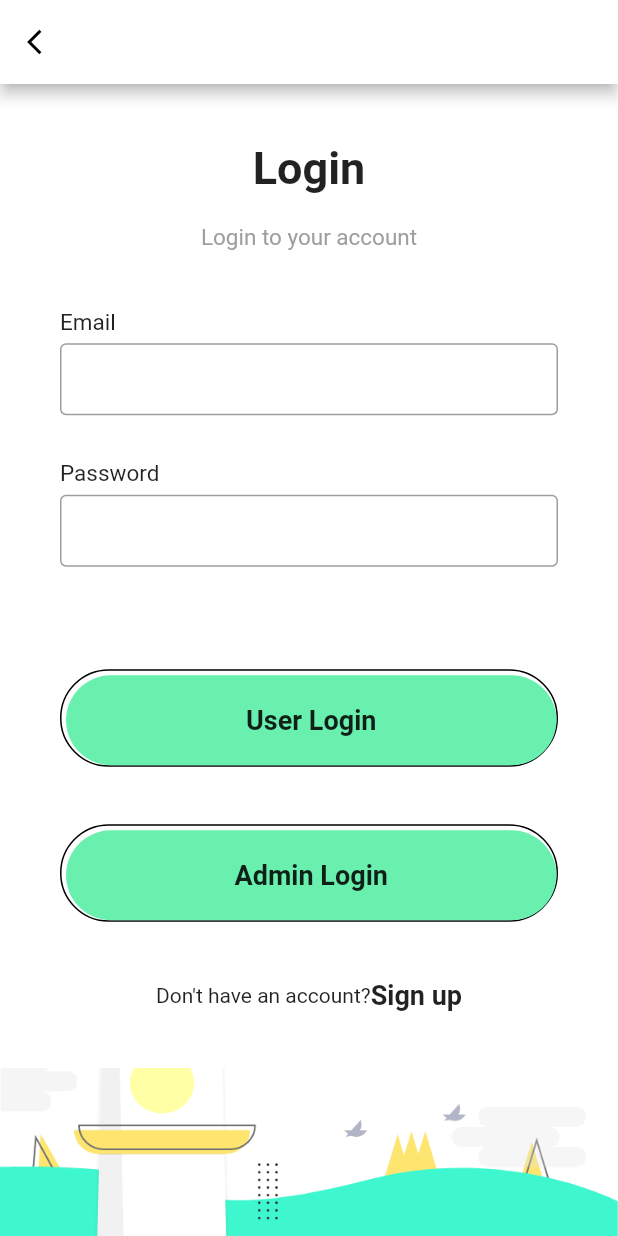
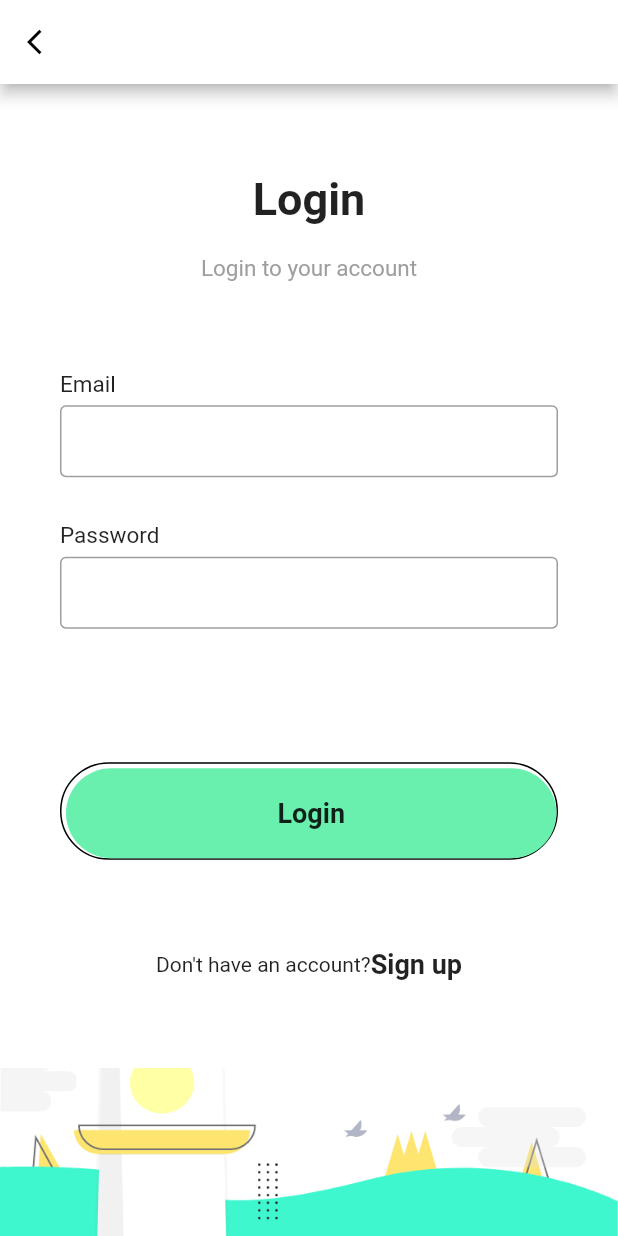
Before and after one commit to kanishkaviraj12/cinema_new, a Flutter app: the screen it shows after launch, after a tap on "Login", on a phone screen of 412 x 824 dp. Run offline on Flutter 3.47's test engine with Material 2 defaults, Android fonts, the phone set to English and light mode, and no system bars; our stand-ins replace cached_network_image, cloud_firestore, firebase_auth, firebase_core, google_fonts, image_picker and 1 more; accounts and stored records are empty.

Commit message:
sign in and login validate

```diff
--- a/lib/login.dart
+++ b/lib/login.dart
@@ -1,22 +1,87 @@
-//ignore_for_file: deprecated_member_use
 import 'package:cinema_new/Admin/Admin.dart';
 import 'package:cinema_new/User/main_page.dart';
-import 'package:cinema_new/signup.dart';
 import 'package:flutter/material.dart';
 import 'package:flutter/services.dart';
+import 'package:firebase_auth/firebase_auth.dart';
+import 'package:flutter/foundation.dart';
 
 class LoginPage extends StatefulWidget {
-  final VoidCallback showRejisterPage;
-  const LoginPage(
-      {super.key,
-      required this.showRejisterPage,
-      required Null Function() SignupPage});
+  final VoidCallback showRegisterPage;
+
+  const LoginPage({
+    Key? key,
+    required this.showRegisterPage, required Null Function() SignupPage, required Null Function() showRejisterPage,
+  }) : super(key: key);
 
   @override
-  State<LoginPage> createState() => _LoginPageState();
+  _LoginPageState createState() => _LoginPageState();
 }
 
 class _LoginPageState extends State<LoginPage> {
+  final TextEditingController _emailController = TextEditingController();
+  final TextEditingController _passwordController = TextEditingController();
+  final FirebaseAuth _auth = FirebaseAuth.instance;
+
+  Future<void> _loginUser() async {
+    final String email = _emailController.text.trim();
+    final String password = _passwordController.text.trim();
+
+    if (email.isEmpty || password.isEmpty) {
+      _showSnackBar('Please enter email and password');
+      return;
+    }
+
+    if (!email.contains('@') || !email.endsWith('.com')) {
+      _showSnackBar('Invalid email format');
+      return;
+    }
+
+    // Add your database validation logic here to check if the password matches
+
+    try {
+      final UserCredential userCredential =
+          await _auth.signInWithEmailAndPassword(
+        email: email,
+        password: password,
+      );
+
+      final User? user = userCredential.user;
+      if (user != null) {
+        _showSnackBar('User signed in successfully: ${user.uid}');
+
+        if (kDebugMode) {
+          print('User signed in successfully: ${user.uid}');
+        }
+
+        // Check if the user is an admin
+        if (user.email == 'admin@gmail.com') {
+          Navigator.push(
+            context,
+            MaterialPageRoute(builder: (context) => Admin()),
+          );
+        } else {
+          Navigator.push(
+            context,
+            MaterialPageRoute(builder: (context) => MainPage()),
+          );
+        }
+      }
+    } catch (e) {
+      // Handle login errors
+      print('Login error: $e');
+      _showSnackBar('Login failed. Please try again.');
+    }
+  }
+
+  void _showSnackBar(String message) {
+    ScaffoldMessenger.of(context).showSnackBar(
+      SnackBar(
+        content: Text(message),
+        duration: Duration(seconds: 2),
+      ),
+    );
+  }
+
   @override
   Widget build(BuildContext context) {
     return Scaffold(
@@ -40,7 +105,6 @@ class _LoginPageState extends State<LoginPage> {
         child: SizedBox(
           height: MediaQuery.of(context).size.height - 50,
           width: double.infinity,
-          //padding: const EdgeInsets.symmetric(horizontal: 40),
           child: Column(
             mainAxisAlignment: MainAxisAlignment.spaceBetween,
             children: [
@@ -53,11 +117,11 @@ class _LoginPageState extends State<LoginPage> {
                         Text(
                           "Login",
                           style: TextStyle(
-                              fontSize: 30, fontWeight: FontWeight.bold),
+                            fontSize: 30,
+                            fontWeight: FontWeight.bold,
                           ),
-                        SizedBox(
-                          height: 20,
                         ),
+                        SizedBox(height: 20),
                         Text(
                           "Login to your account",
                           style: TextStyle(fontSize: 15, color: Colors.grey),
@@ -68,8 +132,13 @@ class _LoginPageState extends State<LoginPage> {
                       padding: const EdgeInsets.symmetric(horizontal: 40),
                       child: Column(
                         children: [
-                          makeinput(label: "Email"),
-                          makeinput(label: "Password", obscureText: true),
+
+                          makeInput(
+                              label: "Email", controller: _emailController),
+                          makeInput(
+                              label: "Password",
+                              obscureText: true,
+                              controller: _passwordController),
                         ],
                       ),
                     ),
@@ -84,71 +153,39 @@ class _LoginPageState extends State<LoginPage> {
                             top: BorderSide(color: Colors.black),
                             left: BorderSide(color: Colors.black),
                             right: BorderSide(color: Colors.black),
-                              )),
+                          ),
+                        ),
                         child: MaterialButton(
                           minWidth: double.infinity,
                           height: 60,
-                            onPressed: () {
-                              Navigator.push(
-                                  context,
-                                  MaterialPageRoute(
-                                      builder: (context) => const MainPage()));
-                            },
+                          onPressed: _loginUser, // Call the _loginUser method
                           color: Colors.greenAccent,
                           elevation: 0,
                           shape: RoundedRectangleBorder(
-                                borderRadius: BorderRadius.circular(50)),
+                            borderRadius: BorderRadius.circular(50),
+                          ),
                           child: const Text(
-                              "User Login",
+                            "Login",
                             style: TextStyle(
-                                  fontWeight: FontWeight.w600, fontSize: 18),
+                              fontWeight: FontWeight.w600,
+                              fontSize: 18,
                             ),
-                          )),
                           ),
-                    Padding(
-                      padding: const EdgeInsets.symmetric(horizontal: 40),
-                      child: Container(
-                          padding: const EdgeInsets.only(top: 3, left: 3),
-                          decoration: BoxDecoration(
-                              borderRadius: BorderRadius.circular(50),
-                              border: const Border(
-                                bottom: BorderSide(color: Colors.black),
-                                top: BorderSide(color: Colors.black),
-                                left: BorderSide(color: Colors.black),
-                                right: BorderSide(color: Colors.black),
-                              )),
-                          child: MaterialButton(
-                            minWidth: double.infinity,
-                            height: 60,
-                            onPressed: () {
-                              Navigator.push(
-                                  context,
-                                  MaterialPageRoute(
-                                      builder: (context) => const Admin()));
-                            },
-                            color: Colors.greenAccent,
-                            elevation: 0,
-                            shape: RoundedRectangleBorder(
-                                borderRadius: BorderRadius.circular(50)),
-                            child: const Text(
-                              "Admin Login",
-                              style: TextStyle(
-                                  fontWeight: FontWeight.w600, fontSize: 18),
                         ),
-                          )),
+                      ),
                     ),
                     Row(
                       mainAxisAlignment: MainAxisAlignment.center,
                       children: [
                         const Text("Don't have an account?"),
                         GestureDetector(
-                          onTap: () {
-                            const SignupPage();
-                          },
+                          onTap: widget.showRegisterPage,
                           child: const Text(
                             "Sign up",
                             style: TextStyle(
-                                fontWeight: FontWeight.w600, fontSize: 18),
+                              fontWeight: FontWeight.w600,
+                              fontSize: 18,
+                            ),
                           ),
                         ),
                       ],
@@ -161,7 +198,9 @@ class _LoginPageState extends State<LoginPage> {
                 decoration: const BoxDecoration(
                   image: DecorationImage(
                     image: AssetImage('assets/background.png'),
-                        fit: BoxFit.cover)),
+                    fit: BoxFit.cover,
+                  ),
+                ),
               )
             ],
           ),
@@ -170,19 +209,24 @@ class _LoginPageState extends State<LoginPage> {
     );
   }
 
-  Widget makeinput({label, obscureText = false}) {
+  Widget makeInput(
+      {required String label,
+      bool obscureText = false,
+      required TextEditingController controller}) {
     return Column(
       crossAxisAlignment: CrossAxisAlignment.start,
       children: [
         Text(
           label,
           style: const TextStyle(
-              fontSize: 15, fontWeight: FontWeight.w400, color: Colors.black87),
+            fontSize: 15,
+            fontWeight: FontWeight.w400,
+            color: Colors.black87,
           ),
-        const SizedBox(
-          height: 5,
         ),
+        const SizedBox(height: 5),
         TextField(
+          controller: controller,
           obscureText: obscureText,
           decoration: const InputDecoration(
             contentPadding: EdgeInsets.symmetric(vertical: 0, horizontal: 10),
@@ -194,9 +238,7 @@ class _LoginPageState extends State<LoginPage> {
             ),
           ),
         ),
-        const SizedBox(
-          height: 30,
-        ),
+        const SizedBox(height: 30),
       ],
     );
   }
--- a/lib/main.dart
+++ b/lib/main.dart
@@ -63,7 +63,7 @@ class HomePage extends StatelessWidget {
                             MaterialPageRoute(
                                 builder: (context) => LoginPage(
                                   SignupPage: () {},
-                                  showRejisterPage: () {},
+                                  showRejisterPage: () {}, showRegisterPage: () {  },
                                 )));
                       },
                       shape: RoundedRectangleBorder(
```
Also changed, not shown: lib/signup.dart (+71 -16 lines). Lines whose indentation alone changed are shown as unchanged.
